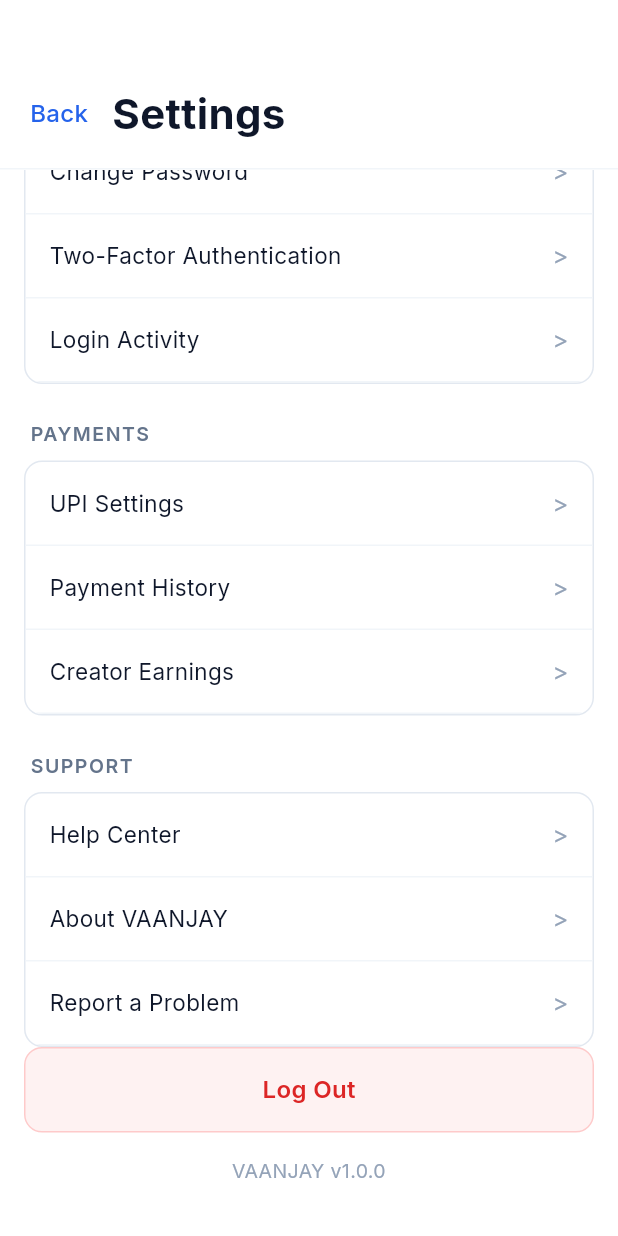
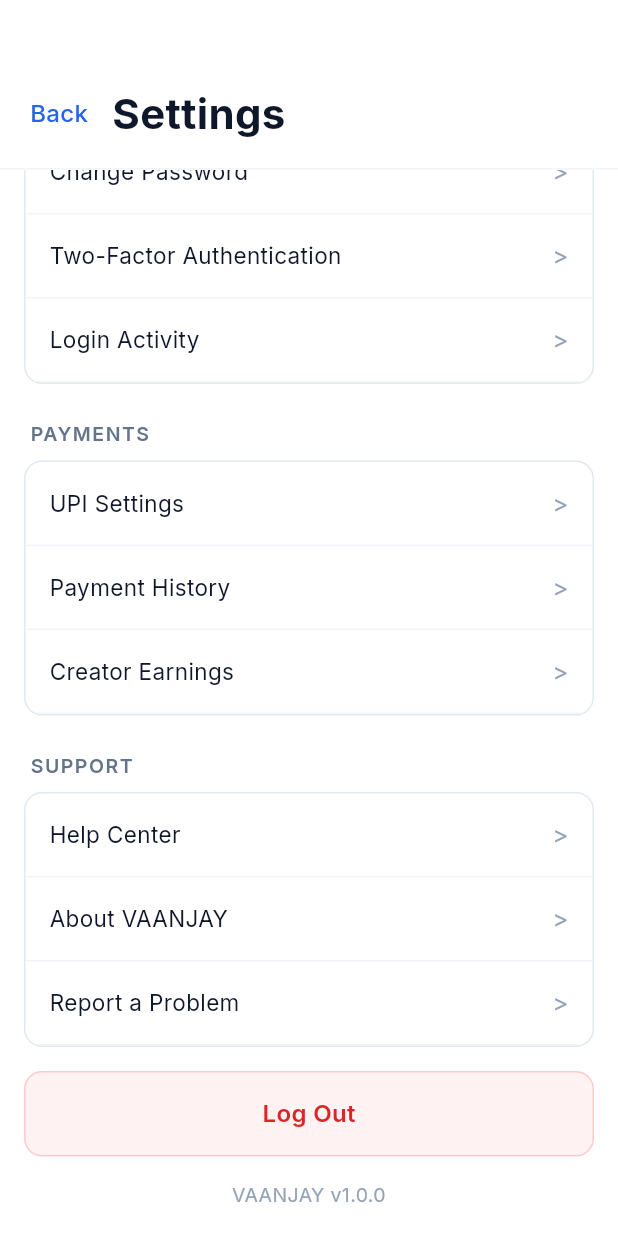
Before and after one commit to daniilpaschenko/vaanjay, a Flutter app: the SettingsScreen screen opened by its route, scrolled down 576 dp, on a phone screen of 412 x 824 dp. Run offline on Flutter 3.47's test engine with Material 3 defaults, Android fonts, the phone set to English and light mode, and no system bars; our stand-ins replace cloud_firestore, firebase_auth, firebase_core, flutter_riverpod, freezed_annotation, go_router; accounts and stored records are empty.

Commit message:
fix(ui): add content padding between button of logging out and support section

```diff
--- a/apps/mobile/lib/features/settings/presentation/settings_screen.dart
+++ b/apps/mobile/lib/features/settings/presentation/settings_screen.dart
@@ -84,6 +84,7 @@ class SettingsScreen extends ConsumerWidget {
                   for (final section in _sections) ...[
                     _Section(section: section, onTap: () {}),
                   ],
+                  const SizedBox(height: AppDimens.contentPadding),
                   GestureDetector(
                     onTap: () => ref.read(authProvider.notifier).signOut(),
                     child: Container(
```
